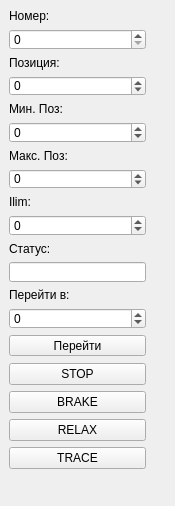
First picture: the form in DriverControllerWidget.ui, repository AlexanderMokhov/AR-600Controller, before the edit.
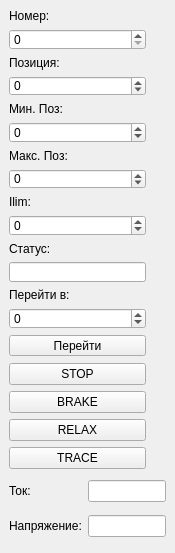
Second picture: the form after the edit.

What changed in the file:
```diff
--- a/DriverControllerWidget.ui
+++ b/DriverControllerWidget.ui
@@ -7,12 +7,52 @@
     <x>0</x>
     <y>0</y>
     <width>175</width>
-    <height>506</height>
+    <height>553</height>
    </rect>
   </property>
   <property name="windowTitle">
    <string>Form</string>
   </property>
+  <widget class="QWidget" name="">
+   <property name="geometry">
+    <rect>
+     <x>9</x>
+     <y>473</y>
+     <width>157</width>
+     <height>71</height>
+    </rect>
+   </property>
+   <layout class="QGridLayout" name="gridLayout">
+    <item row="0" column="0">
+     <widget class="QLabel" name="label_8">
+      <property name="text">
+       <string>Ток:</string>
+      </property>
+     </widget>
+    </item>
+    <item row="0" column="1">
+     <widget class="QLineEdit" name="lineStatusI">
+      <property name="readOnly">
+       <bool>true</bool>
+      </property>
+     </widget>
+    </item>
+    <item row="1" column="0">
+     <widget class="QLabel" name="label_9">
+      <property name="text">
+       <string>Напряжение:</string>
+      </property>
+     </widget>
+    </item>
+    <item row="1" column="1">
+     <widget class="QLineEdit" name="lineStatusU">
+      <property name="readOnly">
+       <bool>true</bool>
+      </property>
+     </widget>
+    </item>
+   </layout>
+  </widget>
   <widget class="QWidget" name="">
    <property name="geometry">
     <rect>
```
